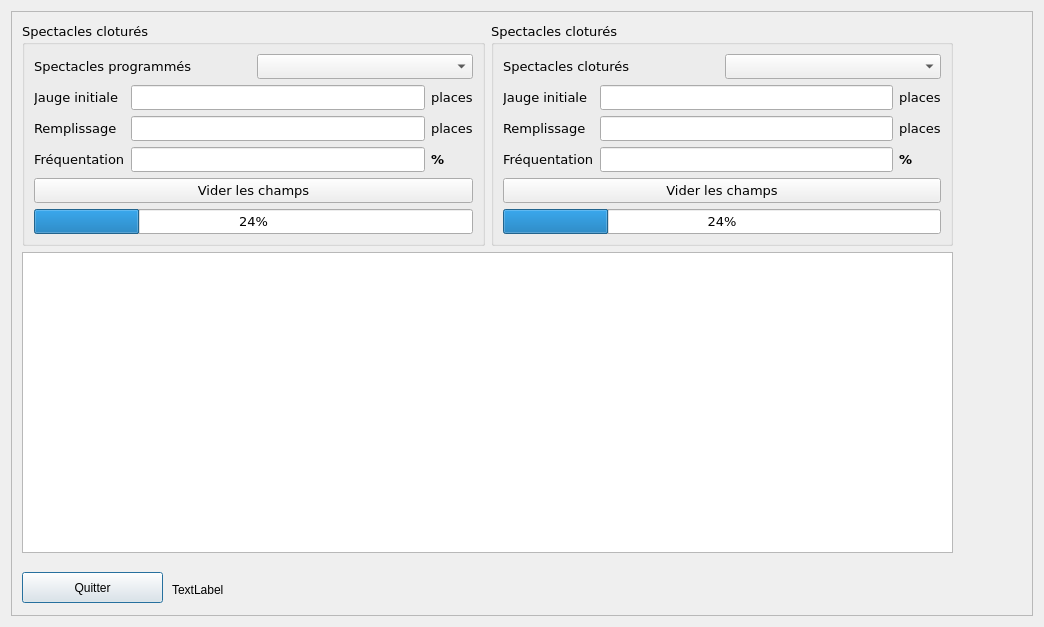
First picture: the form in FestiClicC/frequentation.ui, repository FestiClic/FestiClic3, before the edit.
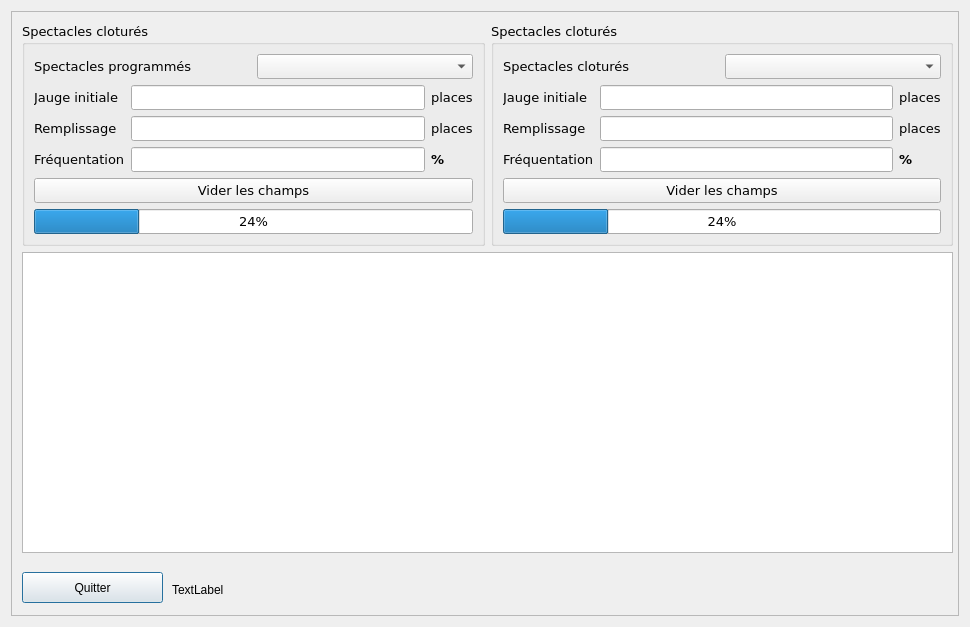
Second picture: the form after the edit.

Patch:
```diff
--- a/FestiClicC/frequentation.ui
+++ b/FestiClicC/frequentation.ui
@@ -6,7 +6,7 @@
    <rect>
     <x>0</x>
     <y>0</y>
-    <width>1044</width>
+    <width>970</width>
     <height>627</height>
    </rect>
   </property>
@@ -24,7 +24,7 @@
        <rect>
         <x>0</x>
         <y>0</y>
-        <width>1024</width>
+        <width>950</width>
         <height>607</height>
        </rect>
       </property>
@@ -54,7 +54,7 @@
         <string>Quitter</string>
        </property>
       </widget>
-      <widget class="QWidget" name="">
+      <widget class="QWidget" name="layoutWidget">
        <property name="geometry">
         <rect>
          <x>10</x>
```
